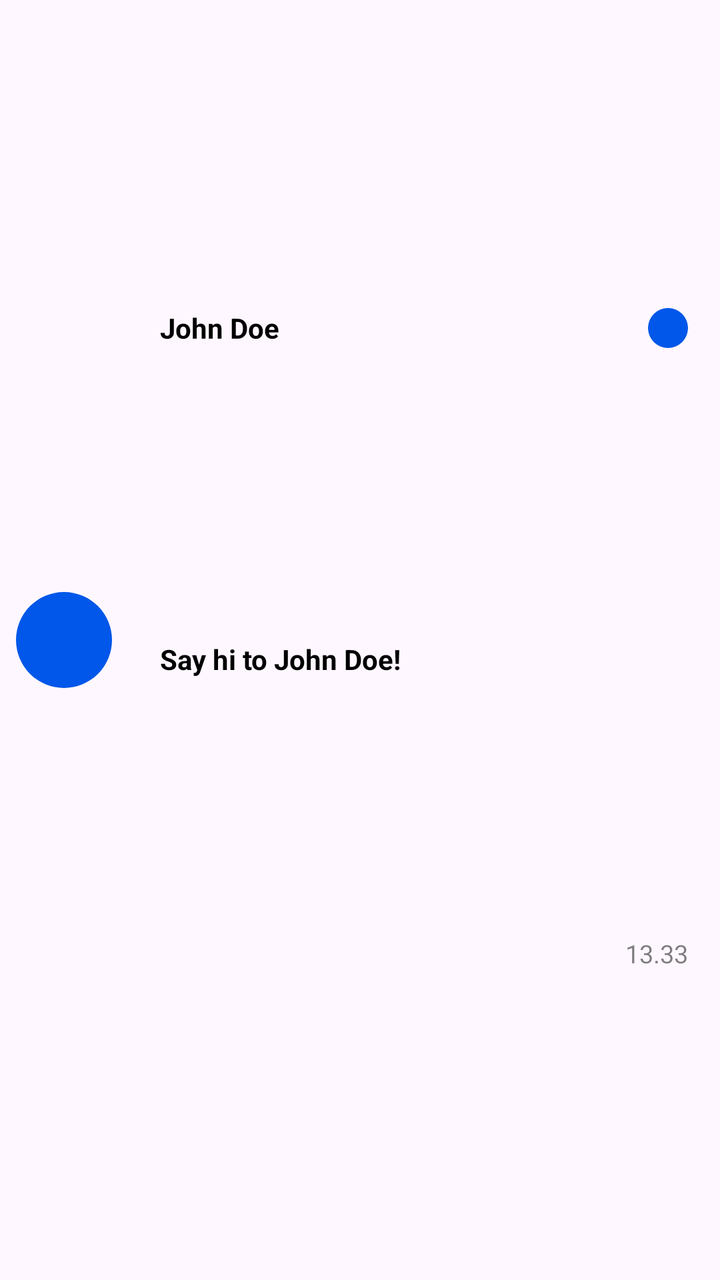
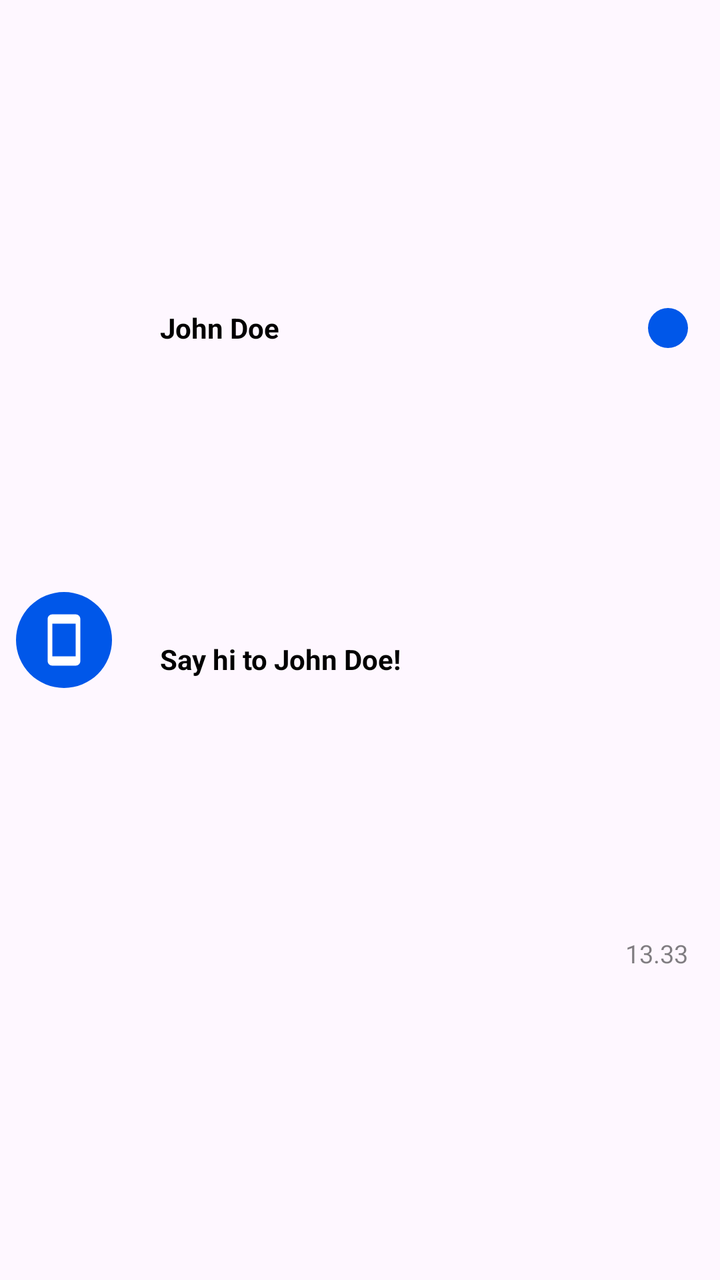

Before-and-after screenshots of an Android layout around one commit, followed by the original layout XML and the change that was made.
<!-- AndroidManifest.xml: application theme Theme.ChatApp -->
<!-- res/layout/b_main_page_new_message_user_list_design.xml -->
<?xml version="1.0" encoding="utf-8"?>
<androidx.constraintlayout.widget.ConstraintLayout xmlns:android="http://schemas.android.com/apk/res/android"
    xmlns:app="http://schemas.android.com/apk/res-auto"
    xmlns:tools="http://schemas.android.com/tools"
    android:layout_width="match_parent"
    android:layout_height="64dp">

    <com.google.android.material.imageview.ShapeableImageView
        android:id="@+id/b_unseen_profile_photo"
        android:layout_width="64dp"
        android:layout_height="64dp"
        android:padding="8dp"
        android:scaleType="centerCrop"
        android:src="@color/b_primary"
        app:layout_constraintBottom_toBottomOf="parent"
        app:layout_constraintStart_toStartOf="parent"
        app:layout_constraintTop_toTopOf="parent"
        app:shapeAppearanceOverlay="@style/CircularImageViewStyle" />

    <androidx.constraintlayout.widget.ConstraintLayout
        android:layout_width="0dp"
        android:layout_height="match_parent"
        android:layout_marginHorizontal="16dp"
        android:layout_marginVertical="8dp"
        app:layout_constraintBottom_toBottomOf="parent"
        app:layout_constraintEnd_toEndOf="parent"
        app:layout_constraintStart_toEndOf="@+id/b_unseen_profile_photo"
        app:layout_constraintTop_toTopOf="parent">

        <androidx.constraintlayout.widget.Guideline
            android:id="@+id/guide"
            android:layout_width="wrap_content"
            android:layout_height="wrap_content"
            android:orientation="horizontal"
            app:layout_constraintGuide_percent="0.5" />

        <TextView
            android:id="@+id/b_unseen_username"
            android:layout_width="wrap_content"
            android:layout_height="0dp"
            android:text="John Doe"
            android:textStyle="bold"
            style="@style/primaryTextStyle"
            android:gravity="center"
            app:layout_constraintBottom_toBottomOf="@id/guide"
            app:layout_constraintStart_toStartOf="parent"
            app:layout_constraintTop_toTopOf="parent" />

        <TextView
            android:id="@+id/b_unseen_lastMessage"
            style="@style/primaryTextStyle"
            android:layout_width="0dp"
            android:layout_height="0dp"
            android:alpha="1"
            android:gravity="left"
            android:ellipsize="end"
            android:maxLines="1"
            android:paddingEnd="8dp"
            android:text="Say hi to John Doe!"
            android:textStyle="bold"
            app:layout_constraintBottom_toBottomOf="parent"
            app:layout_constraintEnd_toStartOf="@+id/b_unseen_lastMessageDate"
            app:layout_constraintStart_toStartOf="parent"
            app:layout_constraintTop_toBottomOf="@id/guide" />


        <TextView
            android:id="@+id/b_unseen_lastMessageDate"
            style="@style/primaryTextStyle"
            android:layout_width="wrap_content"
            android:layout_height="0dp"
            android:layout_marginTop="1.5dp"
            android:alpha="0.5"
            android:gravity="center"
            android:text="13.33"
            android:textSize="12.5sp"
            app:layout_constraintBottom_toBottomOf="parent"
            app:layout_constraintEnd_toEndOf="parent"
            app:layout_constraintTop_toBottomOf="@id/guide" />

        <com.google.android.material.imageview.ShapeableImageView
            android:id="@+id/b_how_many_unseen_balloon"
            android:layout_width="20dp"
            android:layout_height="20dp"
            android:background="@color/b_primary"
            app:layout_constraintBottom_toTopOf="@id/guide"
            app:layout_constraintEnd_toEndOf="parent"
            app:layout_constraintTop_toTopOf="parent"
            app:shapeAppearanceOverlay="@style/CircularImageViewStyle" />

        <TextView
            android:id="@+id/b_how_many_unseen_text"
            android:layout_width="0dp"
            android:layout_height="0dp"
            style="@style/primaryTextStyleOnBackground"
            android:gravity="center"
            android:textStyle="bold"
            android:maxLines="1"
            android:autoSizeTextType="uniform"
            android:autoSizeMaxTextSize="11.5sp"
            android:autoSizeMinTextSize="1sp"
            app:layout_constraintBottom_toBottomOf="@+id/b_how_many_unseen_balloon"
            app:layout_constraintStart_toStartOf="@+id/b_how_many_unseen_balloon"
            app:layout_constraintTop_toTopOf="@id/b_how_many_unseen_balloon"
            app:layout_constraintEnd_toEndOf="@id/b_how_many_unseen_balloon"/>

    </androidx.constraintlayout.widget.ConstraintLayout>

</androidx.constraintlayout.widget.ConstraintLayout>
<!-- resources referenced by this layout -->
<resources>
  <color name="b_primary">#0057E9</color>
  <style name="CircularImageViewStyle" parent="">
          <item name="cornerFamily">rounded</item>
          <item name="cornerSize">50%</item>
      </style>
  <style name="primaryTextStyle">
          <item name="android:textSize">14sp</item>
          <item name="android:textColor">@color/textColor</item>
          <item name="fontFamily">@font/hostgrotesk</item>
      </style>
  <style name="primaryTextStyleOnBackground">
          <item name="android:textSize">14sp</item>
          <item name="android:textColor">@color/white</item>
          <item name="fontFamily">@font/hostgrotesk</item>
      </style>
  <style name="Theme.ChatApp" parent="Base.Theme.ChatApp" />
  <color name="textColor">#000000</color>
  <color name="white">#FFFFFFFF</color>
  <style name="Base.Theme.ChatApp" parent="Theme.Material3.DayNight.NoActionBar">
          <item name="android:windowSoftInputMode">adjustResize</item>
      </style>
</resources>

<!-- the commit's change to res/layout/b_main_page_new_message_user_list_design.xml (unified diff, before → after) -->
@@ -16,6 +16,17 @@
         app:layout_constraintStart_toStartOf="parent"
         app:layout_constraintTop_toTopOf="parent"
         app:shapeAppearanceOverlay="@style/CircularImageViewStyle" />
+
+    <ImageView
+        android:id="@+id/b_unseen_device_icon"
+        android:layout_width="0dp"
+        android:layout_height="0dp"
+        android:src="@drawable/baseline_smartphone_24"
+        android:padding="18dp"
+        app:layout_constraintStart_toStartOf="@+id/b_unseen_profile_photo"
+        app:layout_constraintEnd_toEndOf="@id/b_unseen_profile_photo"
+        app:layout_constraintTop_toTopOf="@id/b_unseen_profile_photo"
+        app:layout_constraintBottom_toBottomOf="@id/b_unseen_profile_photo"/>
 
     <androidx.constraintlayout.widget.ConstraintLayout
         android:layout_width="0dp"
<!-- resource entries referenced after the edit -->
@@ -1,6 +1,13 @@
 <!-- resources referenced by this layout -->
 <resources>
   <color name="b_primary">#0057E9</color>
+  <!-- drawable baseline_smartphone_24 (drawable) -->
+  <vector xmlns:android="http://schemas.android.com/apk/res/android"
+      android:height="24dp" android:tint="@color/white" android:viewportHeight="24" android:viewportWidth="24" android:width="24dp">
+        
+      <path android:fillColor="@android:color/white" android:pathData="M17,1.01L7,1c-1.1,0 -2,0.9 -2,2v18c0,1.1 0.9,2 2,2h10c1.1,0 2,-0.9 2,-2V3c0,-1.1 -0.9,-1.99 -2,-1.99zM17,19H7V5h10v14z"/>
+      
+  </vector>
   <style name="CircularImageViewStyle" parent="">
           <item name="cornerFamily">rounded</item>
           <item name="cornerSize">50%</item>
